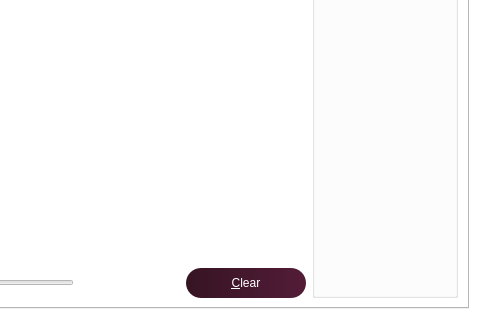
Before: the Qt Designer form src/qt/forms/debugwindow.ui in noirofficial/noir, drawn with Qt 5; both pictures show x 202 to 682 and y 269 to 589 of the 682 by 589 pixel window.
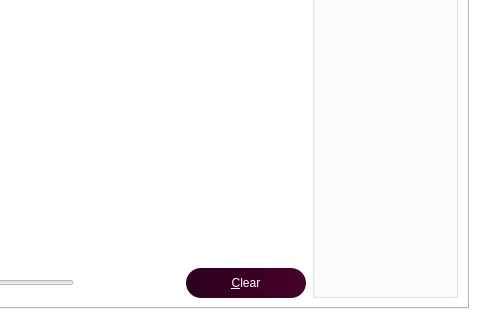
After: the same form once the commit is applied. The open tabs and pages were chosen to show the change. Icons and pictures are not drawn. Custom widgets are drawn as their Qt base class.

Patch:
```diff
--- a/src/qt/forms/debugwindow.ui
+++ b/src/qt/forms/debugwindow.ui
@@ -664,7 +664,7 @@
               </size>
              </property>
              <property name="styleSheet">
-              <string notr="true">background: QLinearGradient(x1: 0, y1: 0, x2: 1, y2: 0, stop: 0 #361423, stop: 1 #531c38);
+              <string notr="true">background: QLinearGradient(x1: 0, y1: 0, x2: 1, y2: 0, stop: 0 #2b001e, stop: 1 #480027);
 color: white;
 border-radius:15px;
 height:30px;
```
Left out of the diff: 4 changed lines with no effect on the pictures.
